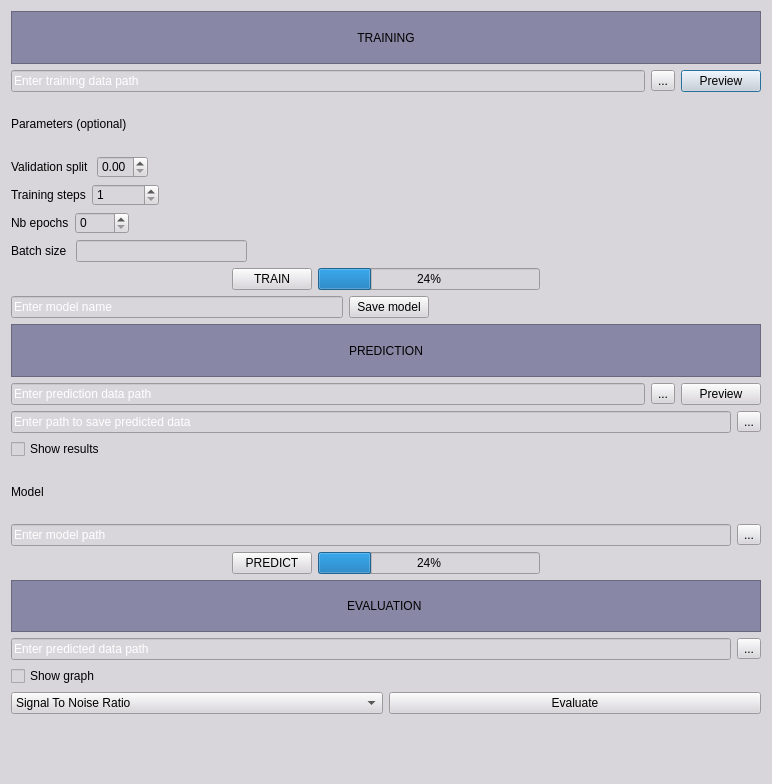
This is interface/interfaceCARE.ui in ninatubau/denoising as Qt 5 draws it before an edit. The edited form follows.
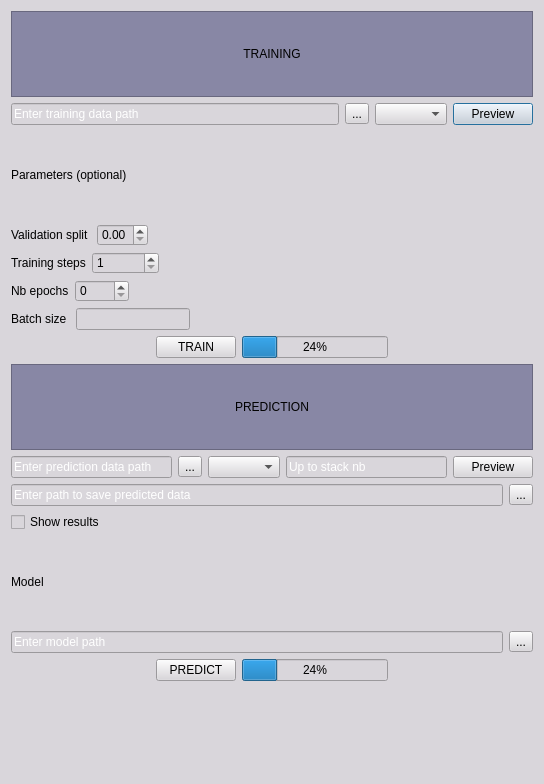
This is the edited form. Icons and pictures are not drawn.

Commit message: Adding features to the interface

The edit to the form file:
```diff
--- a/interface/interfaceCARE.ui
+++ b/interface/interfaceCARE.ui
@@ -6,7 +6,7 @@
    <rect>
     <x>0</x>
     <y>0</y>
-    <width>772</width>
+    <width>544</width>
     <height>784</height>
    </rect>
   </property>
@@ -68,6 +68,16 @@
          </property>
         </widget>
        </item>
+       <item>
+        <widget class="QComboBox" name="comboBoxTr">
+         <property name="currentIndex">
+          <number>-1</number>
+         </property>
+         <property name="maxVisibleItems">
+          <number>2</number>
+         </property>
+        </widget>
+       </item>
        <item>
         <widget class="QPushButton" name="pushButton_TrPreview">
          <property name="text">
@@ -283,40 +293,6 @@
        </item>
       </layout>
      </item>
-     <item>
-      <layout class="QHBoxLayout" name="horizontalLayout_10">
-       <item>
-        <widget class="QLineEdit" name="lineEdit_SaveMod">
-         <property name="styleSheet">
-          <string notr="true">color: rgb(255, 255, 255);</string>
-         </property>
-         <property name="text">
-          <string>Enter model name</string>
-         </property>
-        </widget>
-       </item>
-       <item>
-        <widget class="QPushButton" name="pushButton_SaveMod">
-         <property name="text">
-          <string>Save model</string>
-         </property>
-        </widget>
-       </item>
-       <item>
-        <spacer name="horizontalSpacer_8">
-         <property name="orientation">
-          <enum>Qt::Horizontal</enum>
-         </property>
-         <property name="sizeHint" stdset="0">
-          <size>
-           <width>40</width>
-           <height>20</height>
-          </size>
-         </property>
-        </spacer>
-       </item>
-      </layout>
-     </item>
      <item>
       <widget class="QLabel" name="label_Pred">
        <property name="styleSheet">
@@ -358,6 +334,19 @@
          </property>
         </widget>
        </item>
+       <item>
+        <widget class="QComboBox" name="comboBoxSelect"/>
+       </item>
+       <item>
+        <widget class="QLineEdit" name="lineEditStack">
+         <property name="styleSheet">
+          <string notr="true">color: rgb(255, 255, 255);</string>
+         </property>
+         <property name="text">
+          <string>Up to stack nb</string>
+         </property>
+        </widget>
+       </item>
        <item>
         <widget class="QPushButton" name="pushButton_PredPreview">
          <property name="text">
@@ -471,84 +460,6 @@
        </item>
       </layout>
      </item>
-     <item>
-      <widget class="QLabel" name="label_Eval">
-       <property name="styleSheet">
-        <string notr="true">background-color: rgb(136, 135, 165);</string>
-       </property>
-       <property name="frameShape">
-        <enum>QFrame::StyledPanel</enum>
-       </property>
-       <property name="text">
-        <string>EVALUATION </string>
-       </property>
-       <property name="alignment">
-        <set>Qt::AlignCenter</set>
-       </property>
-      </widget>
-     </item>
-     <item>
-      <layout class="QHBoxLayout" name="horizontalLayout_11">
-       <item>
-        <widget class="QLineEdit" name="lineEdit_EvalPath">
-         <property name="styleSheet">
-          <string notr="true">color: rgb(255, 255, 255);</string>
-         </property>
-         <property name="text">
-          <string>Enter predicted data path</string>
-         </property>
-        </widget>
-       </item>
-       <item>
-        <widget class="QToolButton" name="toolButton_EvalPath">
-         <property name="text">
-          <string>...</string>
-         </property>
-        </widget>
-       </item>
-      </layout>
-     </item>
-     <item>
-      <layout class="QVBoxLayout" name="verticalLayout_2">
-       <item>
-        <widget class="QCheckBox" name="checkBox_2">
-         <property name="text">
-          <string>Show graph</string>
-         </property>
-        </widget>
-       </item>
-      </layout>
-     </item>
-     <item>
-      <layout class="QHBoxLayout" name="horizontalLayout_12">
-       <item>
-        <widget class="QComboBox" name="comboBox_EvalMetrics">
-         <item>
-          <property name="text">
-           <string>Signal To Noise Ratio</string>
-          </property>
-         </item>
-         <item>
-          <property name="text">
-           <string>Structural Similarity Index</string>
-          </property>
-         </item>
-         <item>
-          <property name="text">
-           <string>Jaccard Index</string>
-          </property>
-         </item>
-        </widget>
-       </item>
-       <item>
-        <widget class="QPushButton" name="pushButton_Eval">
-         <property name="text">
-          <string>Evaluate</string>
-         </property>
-        </widget>
-       </item>
-      </layout>
-     </item>
      <item>
       <widget class="QLabel" name="label_Image">
        <property name="styleSheet">
```
The commit also changes 2 other files.
